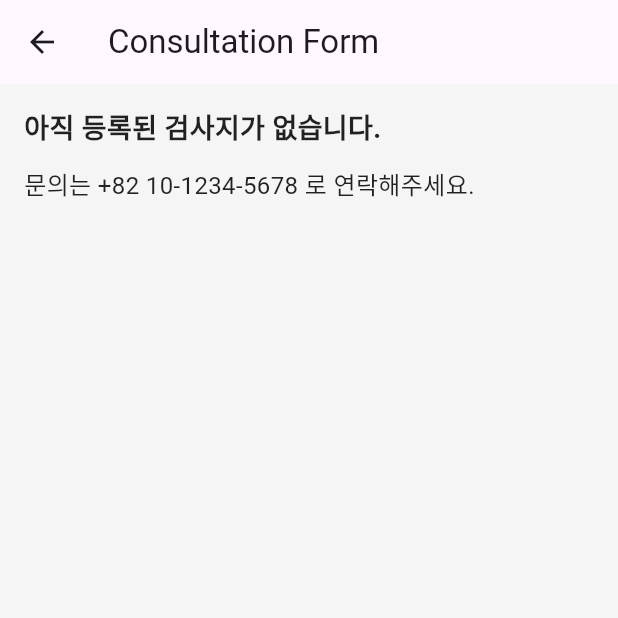
After one commit to HansungJang/Counceling_center_app-web_2025, a Flutter app: the ConsultationPage screen opened by its route, on a phone screen of 412 x 824 dp, the top half of it. The commit adds this screen. Run offline on Flutter 3.47's test engine with Material 3 defaults, Android fonts, the phone set to English and light mode, and no system bars; missing offline and left inert: flutter_custom_tabs.

Commit message:
add - consultation 페이지 (UI 구현, 세부사항 수정필요)

```diff
--- a/lib/app.dart
+++ b/lib/app.dart
@@ -4,7 +4,7 @@ import 'Home.dart'; // HomePage
 import 'about_us.dart'; // AboutPage
 import 'therapist_page.dart'; // TherapistPage
 import 'therapy_area.dart'; // TherapyPage
-// import 'consultation_page.dart'; // ConsultationPage
+import 'consultation_page.dart'; // ConsultationPage
 import 'location.dart'; // LocationPage
 
 class MindRestApp extends StatelessWidget {
@@ -25,7 +25,7 @@ class MindRestApp extends StatelessWidget {
         '/about': (context) => AboutPage(),
         '/therapist': (context) => TherapistPage(),
         '/therapyarea': (context) => TherapyPage(),
-        // '/consultation': (context) => ConsultationPage(),
+        '/consultation': (context) => ConsultationPage(),
         '/location': (context) => LocationPage(),
       },
     );
--- /dev/null
+++ b/lib/consultation_page.dart
@@ -0,0 +1,76 @@
+// consultation_page.dart
+
+import 'package:flutter/material.dart';
+import 'package:flutter_custom_tabs/flutter_custom_tabs.dart';
+
+class ConsultationPage extends StatelessWidget {
+  const ConsultationPage({super.key});
+
+  final String? googleFormUrl = null; // or a valid URL
+  final String fallbackContact = '+82 10-1234-5678';
+
+  void _launchForm(BuildContext context, String url) async {
+    final theme = Theme.of(context);
+
+    try {
+      await launchUrl(
+        Uri.parse(url),
+        prefersDeepLink: true,
+
+        customTabsOptions: CustomTabsOptions(
+          colorSchemes: CustomTabsColorSchemes.defaults(
+            toolbarColor: theme.colorScheme.surface,
+          ),
+        ),
+      );
+    } catch (e) {
+      ScaffoldMessenger.of(
+        context,
+      ).showSnackBar(SnackBar(content: Text('Could not open form: $e')));
+    }
+  }
+
+  @override
+  Widget build(BuildContext context) {
+    return Scaffold(
+      appBar: AppBar(title: const Text('Consultation Form')),
+      body: Padding(
+        padding: const EdgeInsets.all(16.0),
+        child:
+            googleFormUrl == null
+                ? Column(
+                  crossAxisAlignment: CrossAxisAlignment.start,
+                  children: [
+                    const Text(
+                      '아직 등록된 검사지가 없습니다.',
+                      style: TextStyle(
+                        fontSize: 18,
+                        fontWeight: FontWeight.bold,
+                      ),
+                    ),
+                    const SizedBox(height: 12),
+                    Text('문의는 $fallbackContact 로 연락해주세요.'),
+                  ],
+                )
+                : Column(
+                  crossAxisAlignment: CrossAxisAlignment.stretch,
+                  children: [
+                    const Text(
+                      '설문에 응답해 주세요:',
+                      style: TextStyle(
+                        fontSize: 18,
+                        fontWeight: FontWeight.bold,
+                      ),
+                    ),
+                    const SizedBox(height: 20),
+                    ElevatedButton.icon(
+                      icon: const Icon(Icons.open_in_browser),
+                      label: const Text('Google Form 열기'),
+                      onPressed: () => _launchForm(context, googleFormUrl!),
+                    ),
+                  ],
+                ),
+      ),
+    );
+  }
+}
--- a/pubspec.yaml
+++ b/pubspec.yaml
@@ -35,6 +35,7 @@ dependencies:
   # Use with the CupertinoIcons class for iOS style icons.
   cupertino_icons: ^1.0.8
   url_launcher: ^6.3.1
+  flutter_custom_tabs: ^2.4.0
 
 dev_dependencies:
   flutter_test:
```
Also changed, not shown: lib/Home.dart (+2 -6 lines), pubspec.lock.
